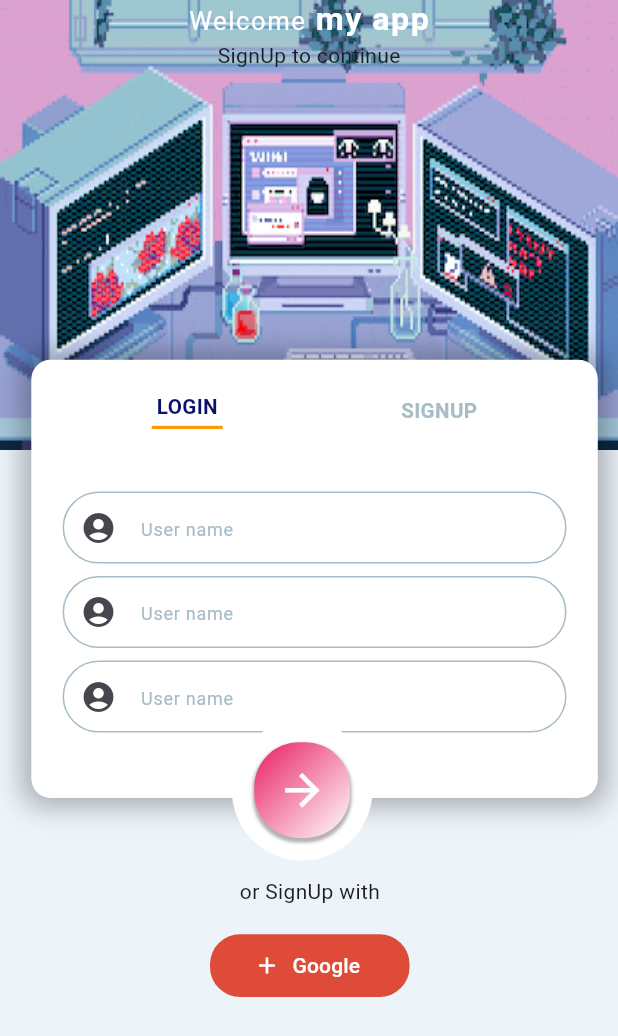
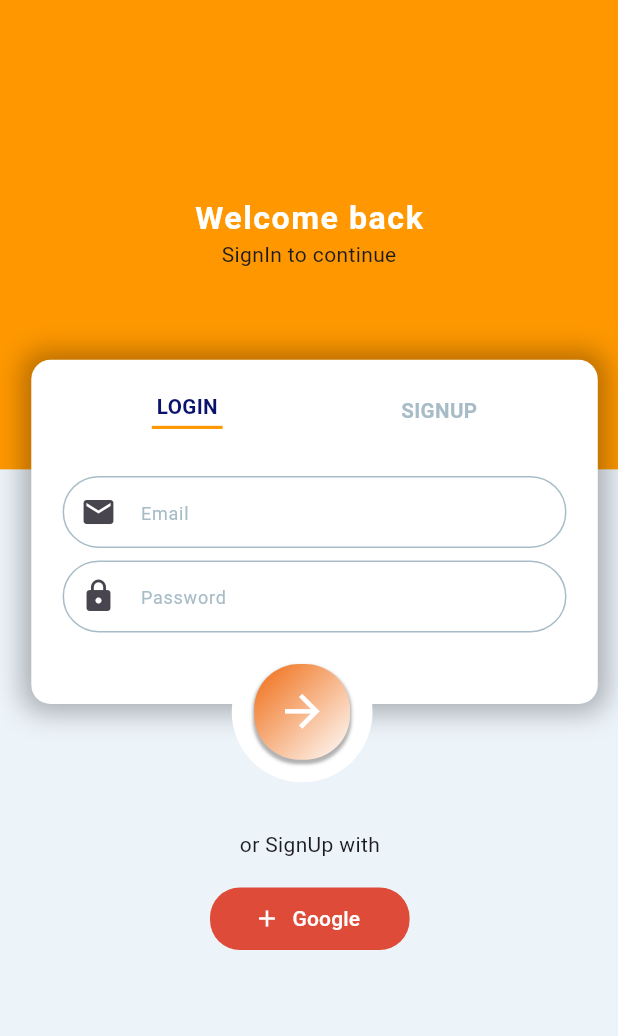
Before and after one commit to CHOIGOYO/flutter_chat_app, a Flutter app: the screen it shows after launch, on a phone screen of 412 x 824 dp. Shown: the top 1036 px of the screen. Run offline on Flutter 3.47's test engine with Material 3 defaults, Android fonts, the phone set to English and light mode, and no system bars; our stand-ins replace flutter_screenutil.

Commit message:
isSignupScreen 조건 별 ui 변경

```diff
--- a/lib/views/main_screen.dart
+++ b/lib/views/main_screen.dart
@@ -25,40 +25,42 @@ class _LoginSignUpScreenState extends State<LoginSignUpScreen> {
                 left: 0,
                 right: 0,
                 child: Container(
-                  height: 300,
-                  decoration: const BoxDecoration(
-                      image: DecorationImage(
-                          image: AssetImage('assets/images/img.gif'),
-                          fit: BoxFit.fill)),
+                  height: 300.h,
+                  decoration: const BoxDecoration(color: Colors.orange),
                   child: Center(
                     child: Column(
                       crossAxisAlignment: CrossAxisAlignment.center,
+                      mainAxisAlignment: MainAxisAlignment.center,
                       children: [
                         RichText(
                           text: TextSpan(
                               text: 'Welcome',
                               style: TextStyle(
-                                  letterSpacing: 1.0,
-                                  fontSize: 20.sp,
-                                  fontWeight: FontWeight.w400,
-                                  color:
-                                      const Color.fromARGB(255, 255, 255, 255)),
+                                letterSpacing: 1.0,
+                                fontSize: 25.sp,
+                                fontWeight: FontWeight.w700,
+                                color: const Color.fromARGB(255, 255, 255, 255),
+                              ),
                               children: [
                                 TextSpan(
-                                    text: ' my app',
-                                    style: TextStyle(
-                                        letterSpacing: 1.0,
-                                        fontSize: 25.sp,
-                                        fontWeight: FontWeight.w700,
-                                        color: const Color.fromARGB(
-                                            255, 255, 255, 255))),
+                                  text: isSignupScreen ? ' my app' : ' back',
+                                  style: TextStyle(
+                                    letterSpacing: 1.0,
+                                    fontSize: 25.sp,
+                                    fontWeight: FontWeight.w700,
+                                    color: const Color.fromARGB(
+                                        255, 255, 255, 255),
+                                  ),
+                                ),
                               ]),
                         ),
                         SizedBox(
                           height: 2.h,
                         ),
-                        const Text(
-                          'SignUp to continue',
+                        Text(
+                          isSignupScreen
+                              ? 'SignUp to continue'
+                              : 'SignIn to continue',
                           textAlign: TextAlign.left,
                         )
                       ],
@@ -70,7 +72,7 @@ class _LoginSignUpScreenState extends State<LoginSignUpScreen> {
               top: 230.h,
               child: Container(
                 padding: EdgeInsets.all(20.h),
-                height: 280.h,
+                height: isSignupScreen ? 280.h : 220.h,
                 width: 1.sw - 40.w,
                 margin: EdgeInsets.symmetric(horizontal: 20.0.h),
                 decoration: BoxDecoration(
@@ -146,14 +148,14 @@ class _LoginSignUpScreenState extends State<LoginSignUpScreen> {
                       ],
                     ),
                     Container(
-                      margin: EdgeInsets.only(top: 40.h),
+                      margin: EdgeInsets.only(top: 30.h),
                       child: Form(
                           child: Column(
                         children: [
                           TextField(
                             decoration: InputDecoration(
                                 prefixIcon: const Icon(
-                                  Icons.account_circle,
+                                  Icons.email,
                                 ),
                                 // focusedBorder  포커스가 들어가도 아웃라인을 설정한 대로 유지하기위해
                                 focusedBorder: OutlineInputBorder(
@@ -170,7 +172,7 @@ class _LoginSignUpScreenState extends State<LoginSignUpScreen> {
                                     Radius.circular(35.r),
                                   ),
                                 ),
-                                hintText: 'User name',
+                                hintText: 'Email',
                                 hintStyle: TextStyle(
                                     fontSize: 14.sp, color: Palette.textColor1),
                                 contentPadding: const EdgeInsets.all(10)),
@@ -181,7 +183,7 @@ class _LoginSignUpScreenState extends State<LoginSignUpScreen> {
                           TextField(
                             decoration: InputDecoration(
                                 prefixIcon: const Icon(
-                                  Icons.account_circle,
+                                  Icons.lock,
                                 ),
                                 // focusedBorder  포커스가 들어가도 아웃라인을 설정한 대로 유지하기위해
                                 focusedBorder: OutlineInputBorder(
@@ -198,7 +200,7 @@ class _LoginSignUpScreenState extends State<LoginSignUpScreen> {
                                     Radius.circular(35.r),
                                   ),
                                 ),
-                                hintText: 'User name',
+                                hintText: 'Password',
                                 hintStyle: TextStyle(
                                     fontSize: 14.sp, color: Palette.textColor1),
                                 contentPadding: const EdgeInsets.all(10)),
@@ -206,31 +208,33 @@ class _LoginSignUpScreenState extends State<LoginSignUpScreen> {
                           SizedBox(
                             height: 8.h,
                           ),
-                          TextField(
-                            decoration: InputDecoration(
-                                prefixIcon: const Icon(
-                                  Icons.account_circle,
-                                ),
-                                // focusedBorder  포커스가 들어가도 아웃라인을 설정한 대로 유지하기위해
-                                focusedBorder: OutlineInputBorder(
-                                  borderSide: const BorderSide(
+                          if (isSignupScreen)
+                            TextField(
+                              decoration: InputDecoration(
+                                  prefixIcon: const Icon(
+                                    Icons.account_circle,
+                                  ),
+                                  // focusedBorder  포커스가 들어가도 아웃라인을 설정한 대로 유지하기위해
+                                  focusedBorder: OutlineInputBorder(
+                                    borderSide: const BorderSide(
+                                        color: Palette.textColor1),
+                                    borderRadius: BorderRadius.all(
+                                      Radius.circular(35.r),
+                                    ),
+                                  ),
+                                  enabledBorder: OutlineInputBorder(
+                                    borderSide: const BorderSide(
+                                        color: Palette.textColor1),
+                                    borderRadius: BorderRadius.all(
+                                      Radius.circular(35.r),
+                                    ),
+                                  ),
+                                  hintText: 'User name',
+                                  hintStyle: TextStyle(
+                                      fontSize: 14.sp,
                                       color: Palette.textColor1),
-                                  borderRadius: BorderRadius.all(
-                                    Radius.circular(35.r),
-                                  ),
-                                ),
-                                enabledBorder: OutlineInputBorder(
-                                  borderSide: const BorderSide(
-                                      color: Palette.textColor1),
-                                  borderRadius: BorderRadius.all(
-                                    Radius.circular(35.r),
-                                  ),
-                                ),
-                                hintText: 'User name',
-                                hintStyle: TextStyle(
-                                    fontSize: 14.sp, color: Palette.textColor1),
-                                contentPadding: const EdgeInsets.all(10)),
-                          )
+                                  contentPadding: const EdgeInsets.all(10)),
+                            )
                         ],
                       )),
                     )
@@ -240,7 +244,7 @@ class _LoginSignUpScreenState extends State<LoginSignUpScreen> {
             ),
             // 동그란 원모양 버튼 ->
             Positioned(
-              top: 460.h,
+              top: isSignupScreen ? 460.h : 410.h,
               // right: 10,
               left: 180.w,
               child: Container(
@@ -266,7 +270,10 @@ class _LoginSignUpScreenState extends State<LoginSignUpScreen> {
                           // 컬러의 방향 지정
                           begin: Alignment.topLeft,
                           end: Alignment.bottomRight,
-                          colors: [Colors.pink, Colors.white]),
+                          colors: [
+                            Color.fromARGB(255, 239, 107, 18),
+                            Colors.white
+                          ]),
                     ),
                     child: Icon(
                       Icons.arrow_forward,
@@ -279,7 +286,7 @@ class _LoginSignUpScreenState extends State<LoginSignUpScreen> {
             ),
             //
             Positioned(
-              top: 1.sh - 230.h,
+              top: isSignupScreen ? 1.sh - 230.h : 1.sh - 260.h,
               left: 140,
               child: Column(
                 children: [
```
Also changed, not shown: pubspec.lock.
